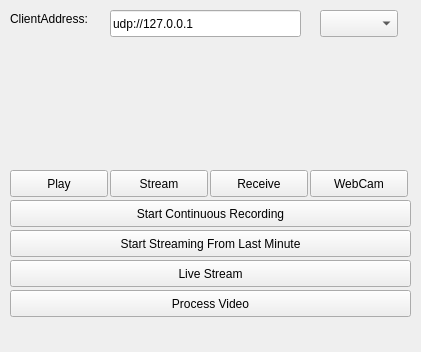
First picture: the form in mainwindow.ui, repository lasitha1991/VLC-Security-IP-Solution, before the edit.
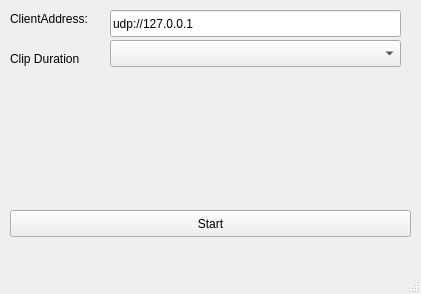
Second picture: the form after the edit.

Diff of the .ui file:
```diff
--- a/mainwindow.ui
+++ b/mainwindow.ui
@@ -7,7 +7,7 @@
     <x>0</x>
     <y>0</y>
     <width>421</width>
-    <height>352</height>
+    <height>294</height>
    </rect>
   </property>
   <property name="windowTitle">
@@ -18,44 +18,18 @@
     <property name="geometry">
      <rect>
       <x>20</x>
-      <y>50</y>
+      <y>90</y>
       <width>381</width>
       <height>111</height>
      </rect>
     </property>
    </widget>
-   <widget class="QPushButton" name="Btnplay">
-    <property name="geometry">
-     <rect>
-      <x>10</x>
-      <y>170</y>
-      <width>98</width>
-      <height>27</height>
-     </rect>
-    </property>
-    <property name="text">
-     <string>Play</string>
-    </property>
-   </widget>
-   <widget class="QPushButton" name="BtnStream">
-    <property name="geometry">
-     <rect>
-      <x>110</x>
-      <y>170</y>
-      <width>98</width>
-      <height>27</height>
-     </rect>
-    </property>
-    <property name="text">
-     <string>Stream</string>
-    </property>
-   </widget>
    <widget class="QLineEdit" name="txtClientAddr">
     <property name="geometry">
      <rect>
       <x>110</x>
       <y>10</y>
-      <width>191</width>
+      <width>291</width>
       <height>27</height>
      </rect>
     </property>
@@ -76,92 +50,40 @@
      <string>ClientAddress:</string>
     </property>
    </widget>
-   <widget class="QPushButton" name="BtnReceive">
-    <property name="geometry">
-     <rect>
-      <x>210</x>
-      <y>170</y>
-      <width>98</width>
-      <height>27</height>
-     </rect>
-    </property>
-    <property name="text">
-     <string>Receive</string>
-    </property>
-   </widget>
-   <widget class="QPushButton" name="BtnWebCam">
-    <property name="geometry">
-     <rect>
-      <x>310</x>
-      <y>170</y>
-      <width>98</width>
-      <height>27</height>
-     </rect>
-    </property>
-    <property name="text">
-     <string>WebCam</string>
-    </property>
-   </widget>
-   <widget class="QPushButton" name="BtnFromLastMinStream">
-    <property name="geometry">
-     <rect>
-      <x>10</x>
-      <y>230</y>
-      <width>401</width>
-      <height>27</height>
-     </rect>
-    </property>
-    <property name="text">
-     <string>Start Streaming From Last Minute</string>
-    </property>
-   </widget>
    <widget class="QPushButton" name="BtnStartCtsRecord">
     <property name="geometry">
      <rect>
       <x>10</x>
-      <y>200</y>
+      <y>210</y>
       <width>401</width>
       <height>27</height>
      </rect>
     </property>
     <property name="text">
-     <string>Start Continuous Recording</string>
-    </property>
-   </widget>
-   <widget class="QPushButton" name="BtnLiveStream">
-    <property name="geometry">
-     <rect>
-      <x>10</x>
-      <y>260</y>
-      <width>401</width>
-      <height>27</height>
-     </rect>
-    </property>
-    <property name="text">
-     <string>Live Stream</string>
+     <string>Start</string>
     </property>
    </widget>
    <widget class="QComboBox" name="cmbClipLength">
     <property name="geometry">
      <rect>
-      <x>320</x>
-      <y>10</y>
-      <width>78</width>
+      <x>110</x>
+      <y>40</y>
+      <width>291</width>
       <height>27</height>
      </rect>
     </property>
    </widget>
-   <widget class="QPushButton" name="BtnProcessVid">
+   <widget class="QLabel" name="labelClientAddr_2">
     <property name="geometry">
      <rect>
       <x>10</x>
-      <y>290</y>
-      <width>401</width>
-      <height>27</height>
+      <y>50</y>
+      <width>101</width>
+      <height>17</height>
      </rect>
     </property>
     <property name="text">
-     <string>Process Video</string>
+     <string>Clip Duration</string>
     </property>
    </widget>
   </widget>
@@ -175,6 +97,7 @@
     </rect>
    </property>
   </widget>
+  <widget class="QStatusBar" name="statusBar"/>
  </widget>
  <layoutdefault spacing="6" margin="11"/>
  <resources/>
```
